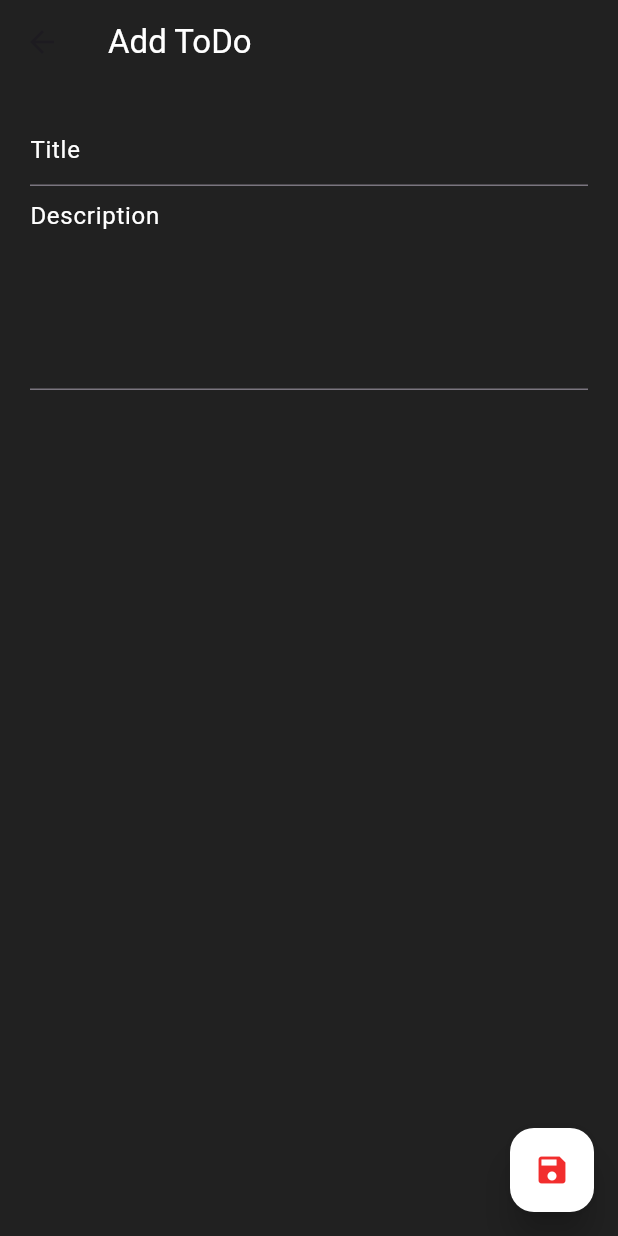
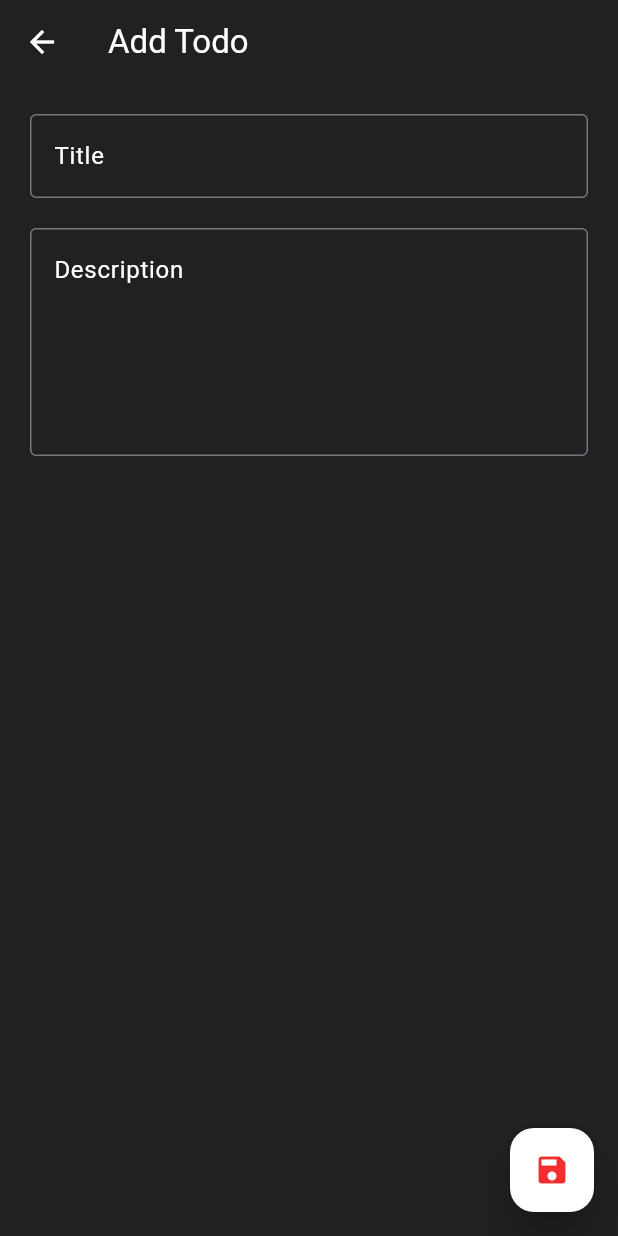
Before and after one commit to vishnulalvm/Bloc-Todo-App, a Flutter app: the screen it shows after launch, after a tap on the "add" icon, on a phone screen of 412 x 824 dp. Run offline on Flutter 3.47's test engine with Material 3 defaults, Android fonts, the phone set to English and light mode, and no system bars; our stand-ins replace bloc, equatable, flutter_bloc; network calls fail.

Commit message:
fix some bugs

```diff
--- a/lib/colors.dart
+++ b/lib/colors.dart
@@ -4,7 +4,7 @@ import 'package:flutter/widgets.dart';
 
 class CustomColor {
   static Color getColor() {
-    return Color.fromARGB(255, 255, 255, 255); // Return a custom color
+    return const Color.fromARGB(255, 255, 255, 255); // Return a custom color
   }
 }
 
--- a/lib/domine/repository.dart
+++ b/lib/domine/repository.dart
@@ -11,14 +11,13 @@ class HomeRepository {
       final uri = Uri.parse(url);
       final response = await http.get(uri);
       if (response.statusCode == 200) {
-        print("fetch success ${response.statusCode}");
-        print(response.body);
         List json = jsonDecode(response.body)['items'];
         List<TodoModel> list = json.map((e) => TodoModel.fromJson(e)).toList();
         return list;
       }
     } catch (e) {
-      print("exceptions occured in fetching data");
+      // print("exceptions occured in fetching data");
+      throw Exception(e);
     }
     throw Exception("failed to fetch data");
   }
@@ -27,7 +26,7 @@ class HomeRepository {
     final body = {
       "title": title,
       "description": description,
-      "is_completed": true
+      "is_completed": false
     };
     const url = "https://api.nstack.in/v1/todos";
     final uri = Uri.parse(url);
@@ -40,8 +39,8 @@ class HomeRepository {
       );
 
       if (response.statusCode == 201) {
-        print("post success");
-        print(response.body);
+        print("post success hiiiiiiii");
+        // print(response.body);
       } else {
         print("post failed");
       }
--- a/lib/presentation/screens/add_screen.dart
+++ b/lib/presentation/screens/add_screen.dart
@@ -1,5 +1,3 @@
-// ignore_for_file: must_be_immutable
-
 import 'package:flutter/material.dart';
 import 'package:flutter_bloc/flutter_bloc.dart';
 import 'package:myapp/colors.dart';
@@ -8,14 +6,16 @@ import 'package:myapp/presentation/screens/todo_home.dart';
 import 'package:myapp/presentation/todo_bloc/edit_bloc/bloc/edit_bloc.dart';
 import 'package:myapp/presentation/todo_bloc/post_bloc/bloc/post_bloc.dart';
 
+// ignore: must_be_immutable
 class AddPage extends StatelessWidget {
   final Map? todo;
-  AddPage({super.key, this.todo, this.id, this.model, required this.isEdit});
   String? id;
   bool isEdit;
   TodoModel? model;
+  AddPage({super.key, this.todo, this.id, this.model, required this.isEdit});
+
+  final _formKey = GlobalKey<FormState>();
   TextEditingController titleController = TextEditingController();
-
   TextEditingController descriptionController = TextEditingController();
 
   @override
@@ -27,41 +27,81 @@ class AddPage extends StatelessWidget {
     return Scaffold(
       backgroundColor: Colors.grey.shade900,
       appBar: AppBar(
+        iconTheme: IconThemeData(color: CustomColor.getColor()),
         backgroundColor: Colors.grey.shade900,
         title: Text(
-          isEdit ? 'Edit ToDo' : 'Add ToDo',
+          isEdit ? 'Edit ToDo' : 'Add Todo',
           style: TextStyle(color: CustomColor.getColor()),
         ),
       ),
-      body: ListView(
+      body: BlocListener<PostBlocBloc, PostBlocState>(
+        listener: (context, state) {
+          if (state is PostBlocSuccess) {
+            ScaffoldMessenger.of(context).showSnackBar(
+              const SnackBar(content: Text('Todo added successfully!')),
+            );
+            Navigator.pushAndRemoveUntil(
+              context,
+              MaterialPageRoute(builder: (context) => HomeScreens()),
+              (route) => false,
+            );
+          } else if (state is PostBlocFailure) {
+            ScaffoldMessenger.of(context).showSnackBar(
+              const SnackBar(
+                  content: Text('Failed to add todo. Please try again.')),
+            );
+          }
+        },
+        child: Form(
+          key: _formKey,
+          child: ListView(
             padding: const EdgeInsets.all(20),
             children: [
-          TextField(
+              TextFormField(
                 style: TextStyle(color: CustomColor.getColor()),
                 controller: titleController,
                 decoration: InputDecoration(
+                  border: const OutlineInputBorder(),
                   hintText: 'Title',
-                hintStyle: TextStyle(color: CustomColor.getColor())),
+                  hintStyle: TextStyle(color: CustomColor.getColor()),
                 ),
-          TextField(
+                validator: (value) {
+                  if (value == null || value.isEmpty) {
+                    return 'Please enter a title';
+                  }
+                  return null;
+                },
+              ),
+              const SizedBox(height: 20),
+              TextFormField(
                 style: TextStyle(color: CustomColor.getColor()),
                 controller: descriptionController,
                 decoration: InputDecoration(
+                  border: const OutlineInputBorder(),
                   hintText: 'Description',
-                hintStyle: TextStyle(color: CustomColor.getColor())),
+                  hintStyle: TextStyle(color: CustomColor.getColor()),
+                ),
                 keyboardType: TextInputType.multiline,
                 maxLines: 8,
                 minLines: 5,
+                validator: (value) {
+                  if (value == null || value.isEmpty) {
+                    return 'Please enter a description';
+                  }
+                  return null;
+                },
               ),
-          const SizedBox(
-            height: 20,
+              const SizedBox(height: 20),
+            ],
           ),
-        ],
+        ),
       ),
       floatingActionButton: FloatingActionButton(
         foregroundColor: const Color.fromARGB(255, 242, 45, 45),
         onPressed: () {
+          if (_formKey.currentState!.validate()) {
             isEdit ? update(context) : submit(context);
+          }
         },
         elevation: 10,
         backgroundColor: CustomColor.getColor(),
@@ -72,12 +112,12 @@ class AddPage extends StatelessWidget {
 
   void submit(BuildContext context) {
     BlocProvider.of<PostBlocBloc>(context).add(TodoPostEvent(
-        title: titleController.text, description: descriptionController.text));
+      title: titleController.text,
+      description: descriptionController.text,
+    ));
     Navigator.pushAndRemoveUntil(
       context,
-      MaterialPageRoute(
-        builder: (context) => HomeScreens(),
-      ),
+      MaterialPageRoute(builder: (context) => HomeScreens()),
       (route) => false,
     );
   }
@@ -86,12 +126,11 @@ class AddPage extends StatelessWidget {
     BlocProvider.of<EditBloc>(context).add(TodoEditEvent(
       id: id ?? '1',
       title: titleController.text,
-        description: descriptionController.text));
+      description: descriptionController.text,
+    ));
     Navigator.pushAndRemoveUntil(
       context,
-      MaterialPageRoute(
-        builder: (context) => HomeScreens(),
-      ),
+      MaterialPageRoute(builder: (context) => HomeScreens()),
       (route) => false,
     );
   }
--- a/lib/presentation/screens/todo_home.dart
+++ b/lib/presentation/screens/todo_home.dart
@@ -19,7 +19,7 @@ class HomeScreens extends StatelessWidget {
       create: (context) =>
           FetchBlocBloc(HomeRepository())..add(TodoLoadedEvent()),
       child: Scaffold(
-        backgroundColor: Colors.grey.shade900,
+        backgroundColor: Color.fromARGB(255, 38, 26, 43),
         body: Padding(
           padding: const EdgeInsets.fromLTRB(16, 40, 16, 0),
           child: Column(
@@ -106,7 +106,6 @@ class HomeScreens extends StatelessWidget {
                                           fontSize: 18,
                                           height: 2,
                                         ),
-
                                         children: [
                                           TextSpan(
                                             text: '${list[index].description}',
@@ -120,7 +119,7 @@ class HomeScreens extends StatelessWidget {
                                         ],
                                       ),
                                     ),
-                                    subtitle: Text(""),
+                                    // subtitle: Text("${list[index].description}"),
                                     trailing: IconButton(
                                       onPressed: () {
                                         context.read<DeleteBloc>().add(
@@ -140,11 +139,8 @@ class HomeScreens extends StatelessWidget {
                                         Icons.delete,
                                       ),
                                     ),
-
                                   ),
-
                                 ),
-
                               );
                             },
                           );
--- a/lib/presentation/todo_bloc/fetch_bloc/bloc/fetch_bloc.dart
+++ b/lib/presentation/todo_bloc/fetch_bloc/bloc/fetch_bloc.dart
@@ -13,9 +13,7 @@ class FetchBlocBloc extends Bloc<FetchBlocEvent, FetchBlocState> {
      emit(TodoLoadingState());
 
      try{
-      print("try chayithu");
       final todo = await rep.fetchApi();
-      print("try chayithu");
       emit(TodoLoadedState( todolist: todo));
      }catch(e) {
       emit(TodoErrorState(error: e.toString()));
--- a/lib/presentation/todo_bloc/post_bloc/bloc/post_event.dart
+++ b/lib/presentation/todo_bloc/post_bloc/bloc/post_event.dart
@@ -12,5 +12,6 @@ class TodoPostEvent extends PostBlocEvent{
   String title;
   String description;
   TodoPostEvent({required this.title, required this.description});
-
+  @override
+  List<Object> get props => [title, description];
 }
--- a/lib/presentation/todo_bloc/post_bloc/bloc/post_state.dart
+++ b/lib/presentation/todo_bloc/post_bloc/bloc/post_state.dart
@@ -1,10 +1,25 @@
 part of 'post_bloc.dart';
 
-sealed class PostBlocState extends Equatable{
-const PostBlocState();
+// part 'post_state.dart';
 
-@override
-List<Object> get props => [];
+abstract class PostBlocState extends Equatable {
+  const PostBlocState();
+
+  @override
+  List<Object> get props => [];
 }
 
-final class PostBlocInitial extends PostBlocState {}
+class PostBlocInitial extends PostBlocState {}
+
+class PostBlocLoading extends PostBlocState {}
+
+class PostBlocSuccess extends PostBlocState {}
+
+class PostBlocFailure extends PostBlocState {
+  final String error;
+
+  const PostBlocFailure({required this.error});
+
+  @override
+  List<Object> get props => [error];
+}
```
Also changed, not shown: lib/presentation/todo_bloc/post_bloc/bloc/post_bloc.dart (+8 -2 lines). Lines whose indentation alone changed are shown as unchanged.
